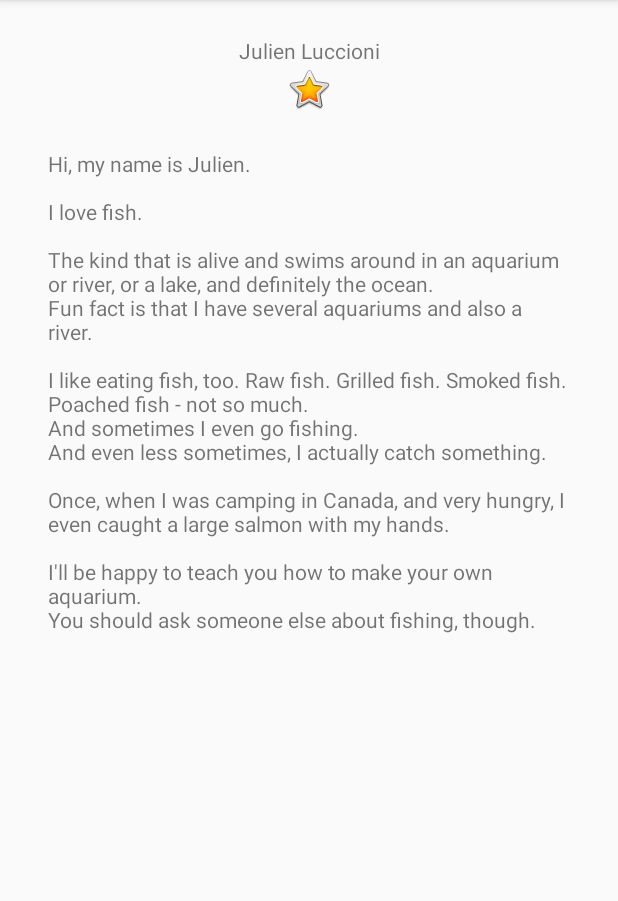
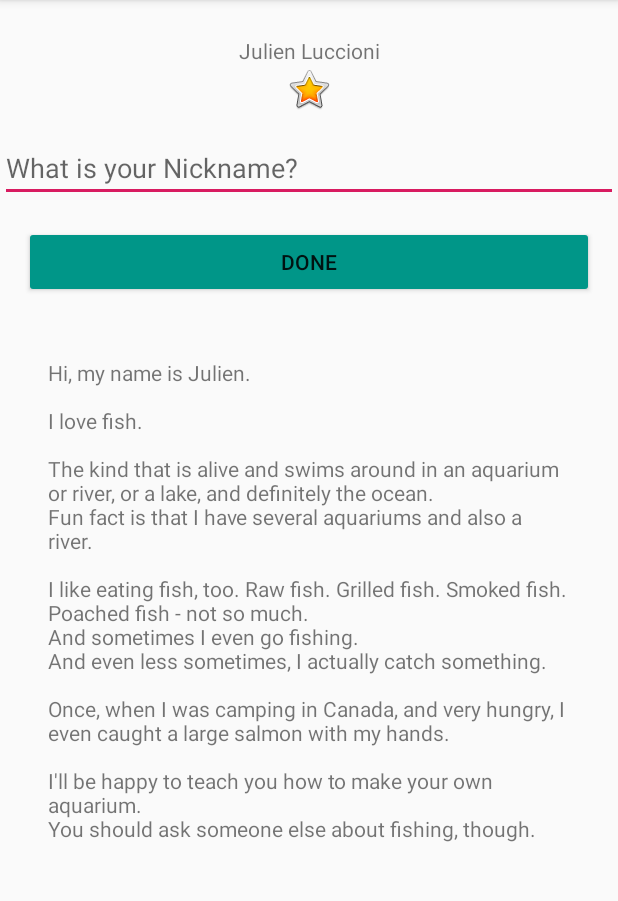
Before and after one commit to LuccioniJulien/KotlinAndroid, an Android app: the screen it shows after launch (MainActivity), on a phone screen of 412 x 824 dp, the part 84-985 px from its top. Run offline under Robolectric (Android 15) with nearby library versions, the phone set to English and light mode, and no system bars; Roboto replaces fonts that are not available here.

Commit message:
add answer

```diff
--- a/AboutMeProject/app/src/main/java/com/example/aboutmeproject/MainActivity.kt
+++ b/AboutMeProject/app/src/main/java/com/example/aboutmeproject/MainActivity.kt
@@ -2,11 +2,27 @@ package com.example.aboutmeproject
 
 import androidx.appcompat.app.AppCompatActivity
 import android.os.Bundle
+import android.text.TextUtils
+import android.view.View
+import android.widget.Toast
+import kotlinx.android.synthetic.main.activity_main.*
+
 
 class MainActivity : AppCompatActivity() {
 
     override fun onCreate(savedInstanceState: Bundle?) {
         super.onCreate(savedInstanceState)
         setContentView(R.layout.activity_main)
+
+        edit_action.setOnClickListener {
+            if (TextUtils.isEmpty(edit_name.text)) {
+                Toast.makeText(applicationContext, "Empty not allowed", Toast.LENGTH_SHORT)
+            } else {
+                edit_action.visibility = View.GONE
+                edit_name.visibility = View.GONE
+                text_name.text = edit_name.text
+                text_name.visibility = View.VISIBLE
+            }
+        }
     }
 }
--- a/AboutMeProject/app/src/main/res/layout/activity_main.xml
+++ b/AboutMeProject/app/src/main/res/layout/activity_main.xml
@@ -6,7 +6,6 @@
         android:layout_height="match_parent"
         android:orientation="vertical"
         tools:context=".MainActivity">
-
     <TextView
             android:text="@string/name"
             android:layout_width="match_parent"
@@ -20,6 +19,31 @@
             app:srcCompat="@android:drawable/btn_star_big_on"
             android:contentDescription="@string/star"
             android:id="@+id/star_image"/>
+    <TextView
+            android:text="Oui la vie"
+            android:layout_width="match_parent"
+            android:layout_height="wrap_content"
+            android:id="@+id/text_name"
+            android:layout_margin="@dimen/Layout_Margin"
+            android:visibility="gone"
+            android:backgroundTint="#13B8A0"
+            android:textColor="#FFFFFF" android:background="#00897B" android:textAlignment="center"/>
+    <EditText
+            android:layout_width="match_parent"
+            android:layout_height="wrap_content"
+            android:inputType="textPersonName"
+            android:ems="10"
+            android:id="@+id/edit_name"
+            style="@style/NameStyle"
+            android:hint="@string/what_nickname"/>
+    <Button
+            android:text="Done"
+            android:layout_width="match_parent"
+            android:layout_height="wrap_content"
+            android:id="@+id/edit_action"
+            android:layout_margin="@dimen/Layout_Margin"
+            tools:text="Done"
+            android:backgroundTint="#009688"/>
     <ScrollView
             android:layout_width="match_parent"
             android:layout_height="match_parent">
--- a/AboutMeProject/app/src/main/res/values/strings.xml
+++ b/AboutMeProject/app/src/main/res/values/strings.xml
@@ -12,4 +12,5 @@
         \n\nOnce, when I was camping in Canada, and very hungry, I even caught a large salmon with my hands.
         \n\nI\'ll be happy to teach you how to make your own aquarium.
         \nYou should ask someone else about fishing, though.\n\n</string>
+    <string name="what_nickname">What is your Nickname?</string>
 </resources>
```
Also changed, not shown: 1 other file.
